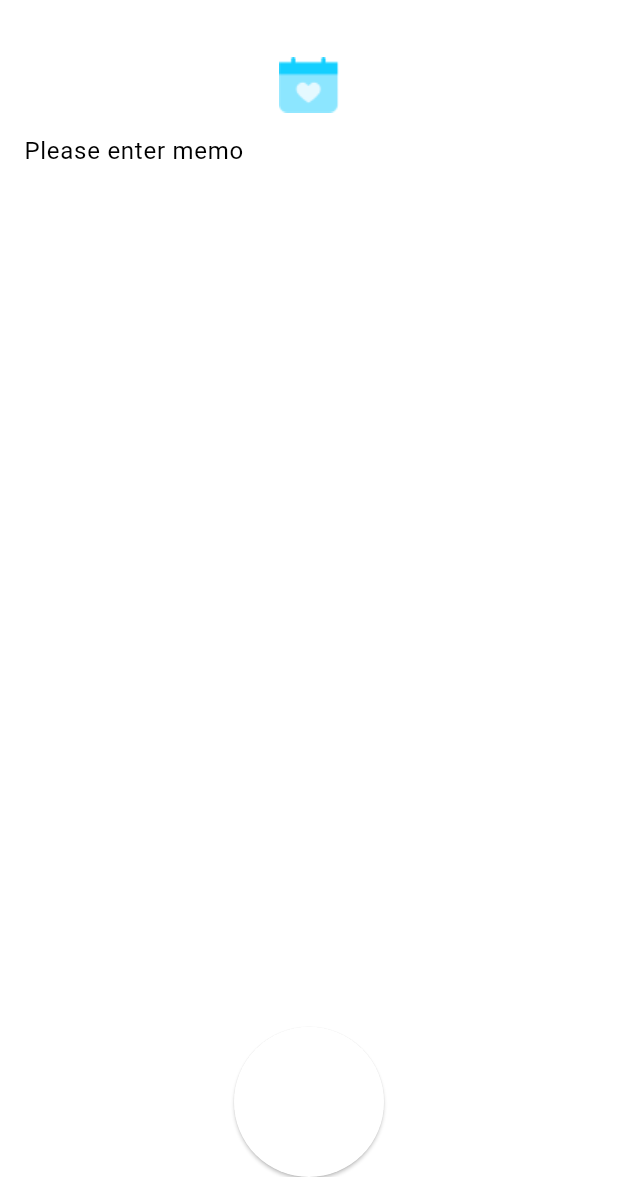
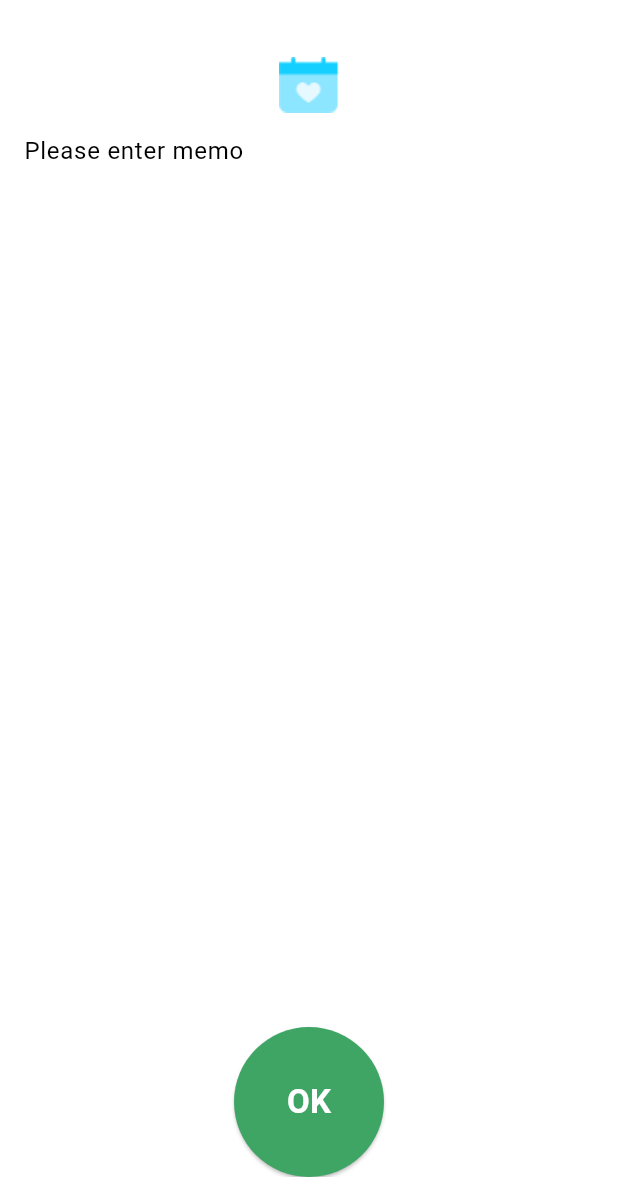
Before and after one commit to BearLatte/record_life, a Flutter app: the ToolEditView screen opened directly with sample values from the repository, on a phone screen of 412 x 824 dp, the part 59-1236 px from its top. Run offline on Flutter 3.47's test engine with Material 3 defaults, Android fonts, the phone set to English and light mode, and no system bars; our stand-ins replace date_format, fluttertoast.

Commit message:
修改了一些按钮颜色

```diff
--- a/lib/home_view.dart
+++ b/lib/home_view.dart
@@ -52,6 +52,7 @@ class HomeView extends StatelessWidget {
               child: ElevatedButton(
                 onPressed: () => profileButtonAction(context),
                 style: ButtonStyle(
+                  backgroundColor: MaterialStateProperty.all(HexColor('#3FA565')),
                   shape: MaterialStateProperty.all<RoundedRectangleBorder>(
                     RoundedRectangleBorder(
                       borderRadius: BorderRadius.circular(30),
@@ -143,11 +144,12 @@ class HomeView extends StatelessWidget {
 
   Widget _itemButton({required String title, Function()? onPressed}) {
     return Container(
-      width: 175,
+      width: 190,
       height: 50,
       margin: const EdgeInsets.only(bottom: 30),
       child: ElevatedButton(
         onPressed: onPressed,
+        style: ButtonStyle(backgroundColor: MaterialStateProperty.all(HexColor("#3FA565"))),
         child: Text(
           title,
           style: const TextStyle(
--- a/lib/tool_edit_view.dart
+++ b/lib/tool_edit_view.dart
@@ -76,6 +76,7 @@ class _ToolEditViewState extends State<ToolEditView> {
           child: ElevatedButton(
             onPressed: addMemoAction,
             style: ButtonStyle(
+              backgroundColor: MaterialStateProperty.all(HexColor("#3FA565")),
               shape: MaterialStateProperty.all<RoundedRectangleBorder>(
                 RoundedRectangleBorder(
                   borderRadius: BorderRadius.circular(50),
```
Also changed, not shown: pubspec.lock, 5 other files.
